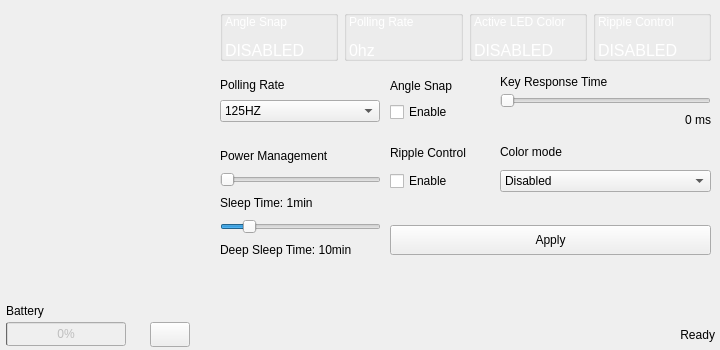
Qt form atsx11.ui (iago-fragnan/attack-shark-x11-linux) before a commit.
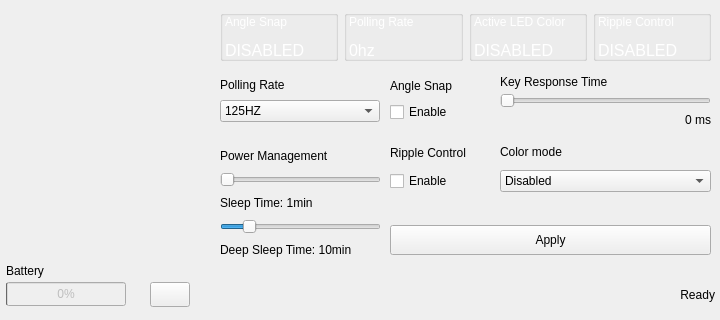
The same form after that commit. Icons and pictures are not drawn.

```diff
--- a/atsx11.ui
+++ b/atsx11.ui
@@ -10,7 +10,7 @@
     <x>0</x>
     <y>0</y>
     <width>720</width>
-    <height>350</height>
+    <height>320</height>
    </rect>
   </property>
   <property name="sizePolicy">
@@ -22,13 +22,13 @@
   <property name="minimumSize">
    <size>
     <width>720</width>
-    <height>350</height>
+    <height>320</height>
    </size>
   </property>
   <property name="maximumSize">
    <size>
     <width>720</width>
-    <height>350</height>
+    <height>320</height>
    </size>
   </property>
   <property name="sizeIncrement">
@@ -2531,7 +2531,7 @@
     <property name="geometry">
      <rect>
       <x>0</x>
-      <y>300</y>
+      <y>260</y>
       <width>721</width>
       <height>58</height>
      </rect>
```
Left out of the diff: 3 changed lines with no effect on the pictures.
